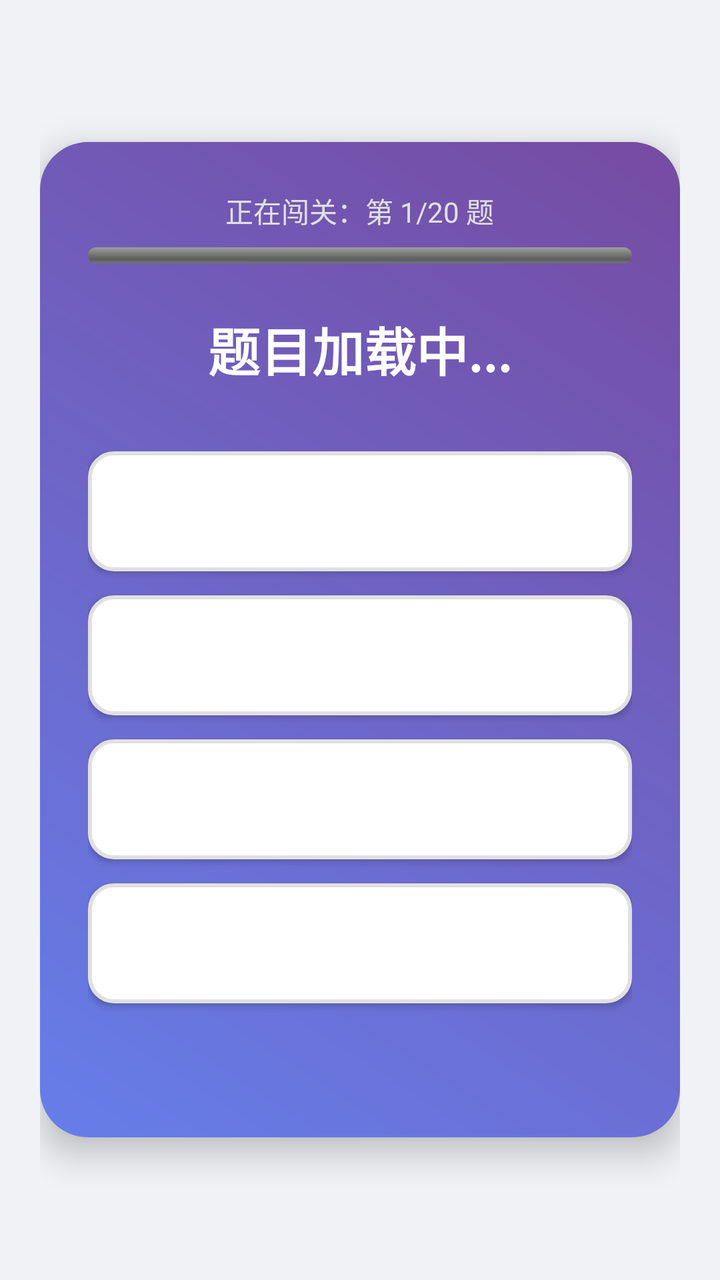
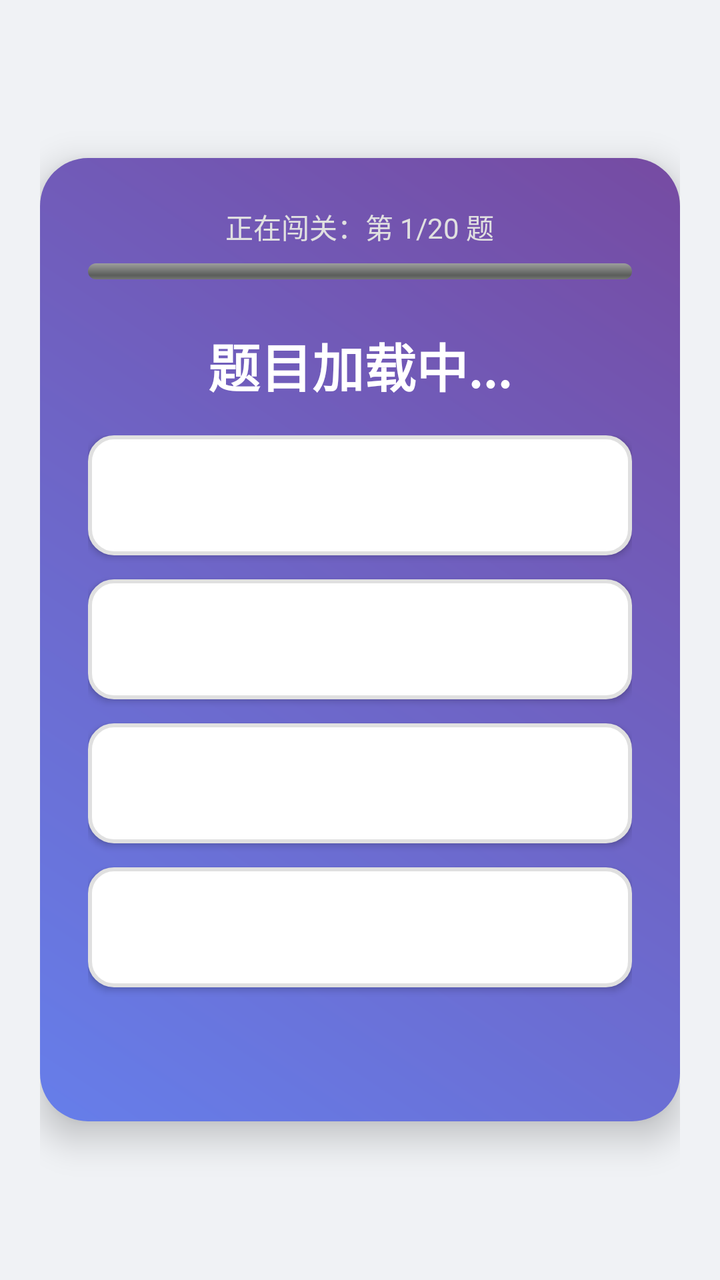

The first picture is an Android layout as it rendered before a commit; the second is the same layout after the commit. The layout source and the unified diff follow.
<!-- AndroidManifest.xml: application theme Theme.AppCompat.Light.DarkActionBar -->
<!-- res/layout/layout_floating_widget.xml -->
<?xml version="1.0" encoding="utf-8"?>
<FrameLayout xmlns:android="http://schemas.android.com/apk/res/android"
    android:id="@+id/root_container"
    android:layout_width="match_parent"
    android:layout_height="match_parent">

    
    <LinearLayout
        android:id="@+id/lock_container"
        android:layout_width="match_parent"
        android:layout_height="match_parent"
        android:background="#F0F2F5"
        android:gravity="center"
        android:orientation="vertical"
        android:padding="20dp"
        android:visibility="visible">

        <LinearLayout
            android:layout_width="match_parent"
            android:layout_height="wrap_content"
            android:background="@drawable/bg_quiz_card"
            android:elevation="10dp"
            android:gravity="center"
            android:orientation="vertical"
            android:padding="24dp">

            <TextView
                android:id="@+id/tv_progress_text"
                android:layout_width="wrap_content"
                android:layout_height="wrap_content"
                android:text="正在闯关：第 1/20 题"
                android:textColor="#E0E0E0"
                android:textSize="14sp" />

            <ProgressBar
                android:id="@+id/quiz_progress_bar"
                style="?android:attr/progressBarStyleHorizontal"
                android:layout_width="match_parent"
                android:layout_height="8dp"
                android:layout_marginTop="8dp"
                android:layout_marginBottom="24dp"
                android:progressDrawable="@android:drawable/progress_horizontal"
                android:progress="0" />

            <TextView
                android:id="@+id/tv_question"
                android:layout_width="wrap_content"
                android:layout_height="wrap_content"
                android:layout_marginBottom="32dp"
                android:gravity="center"
                android:text="题目加载中..."
                android:textColor="#FFFFFF"
                android:textSize="26sp"
                android:textStyle="bold" />

            <LinearLayout
                android:layout_width="match_parent"
                android:layout_height="wrap_content"
                android:orientation="vertical">

                <Button
                    android:id="@+id/btn_ans_1"
                    android:layout_width="match_parent"
                    android:layout_height="60dp"
                    android:layout_marginBottom="12dp"
                    android:background="@drawable/btn_option_style"
                    android:textAllCaps="false"
                    android:textColor="#333333"
                    android:textSize="18sp" />

                <Button
                    android:id="@+id/btn_ans_2"
                    android:layout_width="match_parent"
                    android:layout_height="60dp"
                    android:layout_marginBottom="12dp"
                    android:background="@drawable/btn_option_style"
                    android:textAllCaps="false"
                    android:textColor="#333333"
                    android:textSize="18sp" />

                <Button
                    android:id="@+id/btn_ans_3"
                    android:layout_width="match_parent"
                    android:layout_height="60dp"
                    android:layout_marginBottom="12dp"
                    android:background="@drawable/btn_option_style"
                    android:textAllCaps="false"
                    android:textColor="#333333"
                    android:textSize="18sp" />

                <Button
                    android:id="@+id/btn_ans_4"
                    android:layout_width="match_parent"
                    android:layout_height="60dp"
                    android:layout_marginBottom="16dp"
                    android:background="@drawable/btn_option_style"
                    android:textAllCaps="false"
                    android:textColor="#333333"
                    android:textSize="18sp" />
            </LinearLayout>

            <TextView
                android:id="@+id/tv_feedback"
                android:layout_width="wrap_content"
                android:layout_height="wrap_content"
                android:gravity="center"
                android:textColor="#FFEB3B"
                android:textSize="20sp"
                android:textStyle="bold"
                android:visibility="invisible" />
        </LinearLayout>
    </LinearLayout>

    
    <LinearLayout
        android:id="@+id/result_container"
        android:layout_width="match_parent"
        android:layout_height="match_parent"
        android:background="#F0F2F5"
        android:gravity="center"
        android:orientation="vertical"
        android:padding="24dp"
        android:visibility="gone">

        <LinearLayout
            android:layout_width="match_parent"
            android:layout_height="wrap_content"
            android:background="@drawable/bg_quiz_card"
            android:gravity="center"
            android:orientation="vertical"
            android:padding="32dp">

            <TextView
                android:id="@+id/tv_result_title"
                android:layout_width="wrap_content"
                android:layout_height="wrap_content"
                android:layout_marginBottom="16dp"
                android:text="挑战结束"
                android:textColor="#FFFFFF"
                android:textSize="32sp"
                android:textStyle="bold" />

            <TextView
                android:id="@+id/tv_result_desc"
                android:layout_width="wrap_content"
                android:layout_height="wrap_content"
                android:layout_marginBottom="32dp"
                android:gravity="center"
                android:text="..."
                android:textColor="#E0E0E0"
                android:textSize="18sp" />

            <Button
                android:id="@+id/btn_retry"
                android:layout_width="200dp"
                android:layout_height="60dp"
                android:background="@drawable/btn_option_style"
                android:text="重新挑战"
                android:textColor="#333333"
                android:textSize="18sp"
                android:textStyle="bold" />
        </LinearLayout>
    </LinearLayout>

    
    <LinearLayout
        android:id="@+id/timer_container"
        android:layout_width="60dp"
        android:layout_height="60dp"
        android:background="@drawable/bg_timer_widget"
        android:gravity="center"
        android:elevation="8dp"
        android:orientation="vertical"
        android:visibility="gone">

        <TextView
            android:id="@+id/tv_timer"
            android:layout_width="wrap_content"
            android:layout_height="wrap_content"
            android:text="10"
            android:textColor="#FFFFFF"
            android:textSize="20sp"
            android:textStyle="bold" />
    </LinearLayout>
</FrameLayout>
<!-- resources referenced by this layout -->
<resources>
  <!-- drawable bg_quiz_card (drawable) -->
  <?xml version="1.0" encoding="utf-8"?>
  <shape xmlns:android="http://schemas.android.com/apk/res/android">
      <gradient
          android:startColor="#667EEA"
          android:endColor="#764BA2"
          android:angle="45" />
      <corners android:radius="24dp" />
      <padding android:bottom="20dp" android:left="20dp" android:right="20dp" android:top="20dp" />
  </shape>
  <!-- drawable bg_timer_widget (drawable) -->
  <?xml version="1.0" encoding="utf-8"?>
  <shape xmlns:android="http://schemas.android.com/apk/res/android"
      android:shape="oval">
      <solid android:color="#CC000000" />
      <stroke
          android:width="2dp"
          android:color="#44FFFFFF" />
  </shape>
  <!-- drawable btn_option_style (drawable) -->
  <?xml version="1.0" encoding="utf-8"?>
  <selector xmlns:android="http://schemas.android.com/apk/res/android">
      <item android:state_pressed="true">
          <shape>
              <solid android:color="#FFD700" />
              <corners android:radius="12dp" />
          </shape>
      </item>
      <item>
          <shape>
              <solid android:color="#FFFFFF" />
              <corners android:radius="12dp" />
              <stroke android:width="2dp" android:color="#E0E0E0" />
          </shape>
      </item>
  </selector>
</resources>

<!-- the commit's change to res/layout/layout_floating_widget.xml (unified diff, before → after) -->
@@ -46,12 +46,26 @@
                 android:id="@+id/tv_question"
                 android:layout_width="wrap_content"
                 android:layout_height="wrap_content"
-                android:layout_marginBottom="32dp"
+                android:layout_marginBottom="16dp"
                 android:gravity="center"
                 android:text="题目加载中..."
                 android:textColor="#FFFFFF"
                 android:textSize="26sp"
                 android:textStyle="bold" />
+
+            <Button
+                android:id="@+id/btn_replay_audio"
+                android:layout_width="wrap_content"
+                android:layout_height="wrap_content"
+                android:layout_marginBottom="20dp"
+                android:background="@drawable/btn_option_style"
+                android:paddingLeft="24dp"
+                android:paddingRight="24dp"
+                android:text="🔊 再听一次"
+                android:textAllCaps="false"
+                android:textColor="#333333"
+                android:textSize="18sp"
+                android:visibility="gone" />
 
             <LinearLayout
                 android:layout_width="match_parent"
